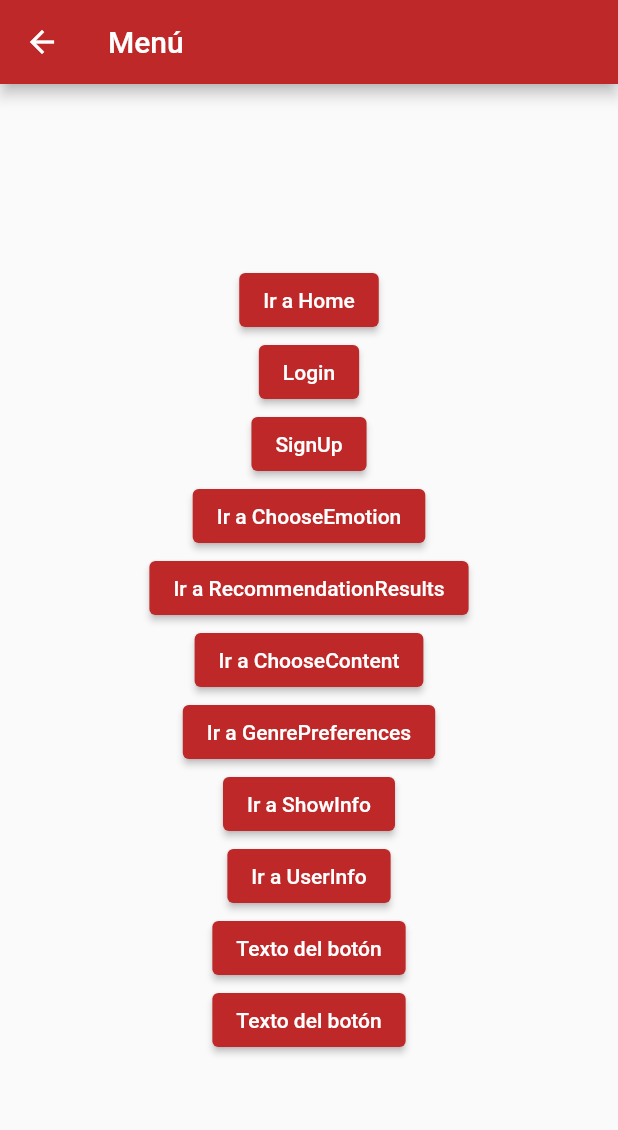
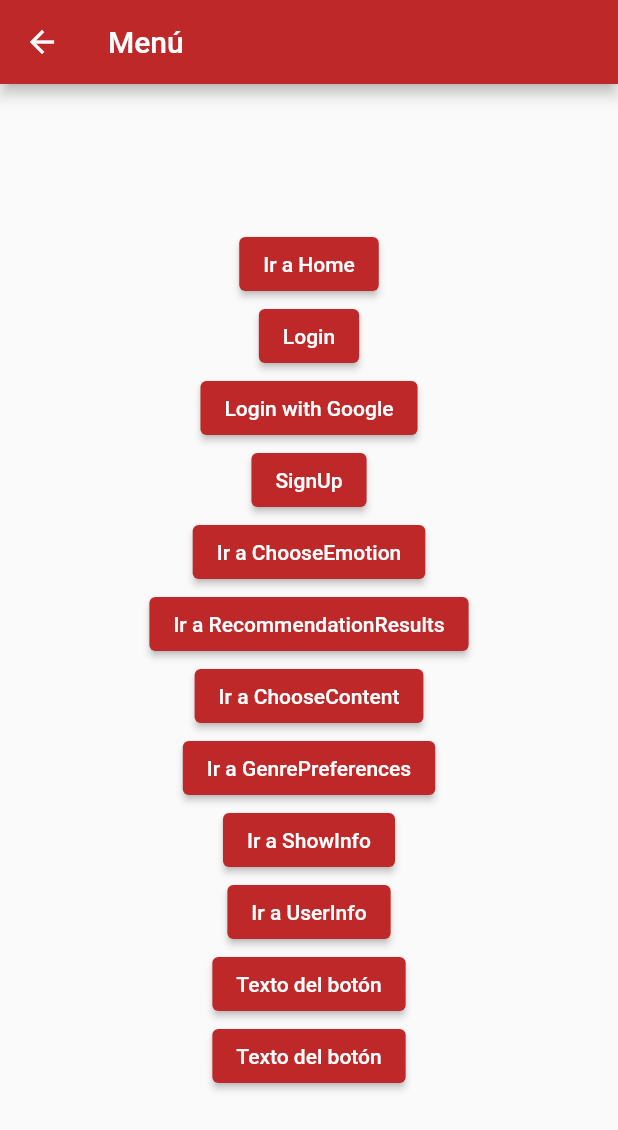
Before and after one commit to magrcruz/moodMatchNew, a Flutter app: the Index screen opened by its route, on a phone screen of 412 x 824 dp. Shown: the top 1130 px of the screen. Run offline on Flutter 3.47's test engine with Material 2 defaults, Android fonts, the phone set to English and light mode, and no system bars; our stand-ins replace cloud_firestore, firebase_auth, firebase_core, google_sign_in; accounts and stored records are empty; generated files the repository leaves out were written again; network calls fail; Roboto replaces fonts that are missing (Raleway).

Commit message:
Add Google auth button.

```diff
--- a/lib/routes/routes.dart
+++ b/lib/routes/routes.dart
@@ -8,6 +8,7 @@ import 'package:mood_match/screens/show_info.dart';
 import 'package:mood_match/screens/signup.dart';
 import 'package:mood_match/screens/user_info.dart';
 import 'package:mood_match/screens/login.dart';
+import 'package:mood_match/screens/google_auth.dart';
 import 'package:mood_match/screens/home.dart'; // Asegúrate de importar la clase HomeScreen
 import 'package:mood_match/models/user_profile.dart';
 
@@ -29,5 +30,6 @@ final Map<String, WidgetBuilder> routes = {
   '/show_info': (context) => ShowInfo(),
   '/user_info': (context) => UserProfileWidget(userInfo: dummyUser),
   '/login':(context) => LoginPage(),
-  '/signup':(context) => SignUp()
+  '/signup':(context) => SignUp(),
+  '/google_auth':(context) => GoogleAuth()
 };
--- a/lib/screens/index.dart
+++ b/lib/screens/index.dart
@@ -31,6 +31,12 @@ class _IndexState extends State<Index> {
                 Navigator.pushNamed(context, '/login');
               },
               child: const Text('Login'),
+            ),
+            ElevatedButton(
+              onPressed: () {
+                Navigator.pushNamed(context, '/google_auth');
+              },
+              child: const Text('Login with Google'),
             ),
             ElevatedButton(
               onPressed: () {
```
Also changed, not shown: lib/screens/google_auth.dart (added, +48 -0 lines).
